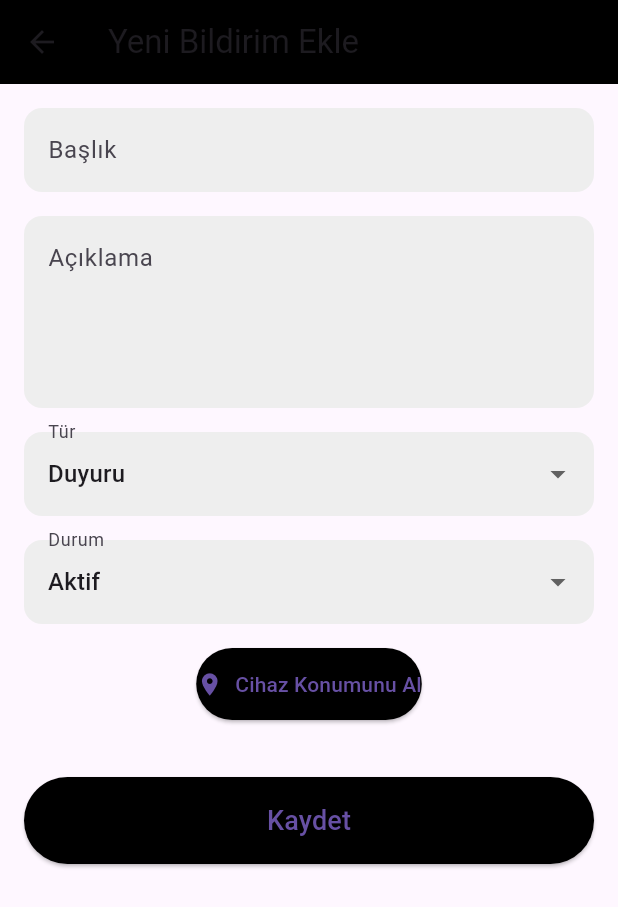
After one commit to SilaGeldi/Mobil_Projesi, a Flutter app: the screen it shows after launch, after a tap on the "add" icon, on a phone screen of 412 x 824 dp. The commit adds this screen. Shown: the top 907 px of the screen. Run offline on Flutter 3.47's test engine with Material 3 defaults, Android fonts, the phone set to English and light mode, and no system bars; our stand-ins replace cloud_firestore, firebase_auth, firebase_core, geolocator; accounts and stored records are empty.

Commit message:
Ana sayfa ve Yeni bildirim ekleme sayfası oluşturuldu

```diff
--- a/lib/main.dart
+++ b/lib/main.dart
@@ -1,5 +1,4 @@
-// lib/main.dart (Temel Yapı)
-
+import 'package:akilli_kampus_proje/view_models/notification_view_model.dart';
 import 'package:flutter/material.dart';
 import 'package:firebase_core/firebase_core.dart';
 import 'package:provider/provider.dart';
@@ -7,16 +6,19 @@ import 'package:provider/provider.dart';
 import 'view_models/auth_view_model.dart';
 import 'views/auth/login_view.dart';
 
+// Senin sayfaların
+import 'views/main/home_page.dart';
+import 'views/main/add_new_notif_page.dart';
+
+// TEST MODU — sadece sen kullanacaksın
+const bool testMode = true;
+const Widget testScreen = HomePage(); // Burayı değiştirebilirsin
 
 void main() async {
   WidgetsFlutterBinding.ensureInitialized();
-  await Firebase.initializeApp(); // Firebase'i başlat
-  runApp(
-    ChangeNotifierProvider( // AuthViewModel'i tüm uygulamaya sağlar
-      create: (context) => AuthViewModel(),
-      child: const MyApp(),
-    ),
-  );
+  await Firebase.initializeApp();
+
+  runApp(MyApp());
 }
 
 class MyApp extends StatelessWidget {
@@ -24,41 +26,52 @@ class MyApp extends StatelessWidget {
 
   @override
   Widget build(BuildContext context) {
-    // Uygulama her açıldığında Auth durumunu kontrol eden bir tüketici (Consumer)
-    return Consumer<AuthViewModel>(
-      builder: (context, authViewModel, child) {
-        // Eğer kullanıcı zaten giriş yapmışsa (veya giriş başarılıysa)
-        if (authViewModel.currentUser != null) {
-          // Kullanıcı modelindeki role bakarak yönlendirme yaparız
-          return MaterialApp(
-            title: 'Akıllı Kampüs',
-            home: authViewModel.currentUser!.role == 'admin'
-                ?  AdminHomeView() // Admin sayfasına yönlendir
-                :  HomeView(), // Normal kullanıcı sayfasına yönlendir
+
+    // 🔥 TEST MODU ETKİNSE:
+    if (testMode) {
+      return MultiProvider(
+        providers: [
+          ChangeNotifierProvider(create: (_) => NotificationViewModel()),
+          ChangeNotifierProvider(create: (_) => AuthViewModel()), // istersen bunu da ekleyebilirsin
+        ],
+        child: MaterialApp(
+          debugShowCheckedModeBanner: false,
+          home: testScreen,
+        ),
       );
     }
 
-        // Eğer giriş yapılmamışsa, Login ekranını göster
+    // 🔥 NORMAL MOD (Login, Role Based Routing)
+    return ChangeNotifierProvider(
+      create: (_) => AuthViewModel(),
+      child: Consumer<AuthViewModel>(
+        builder: (context, authViewModel, _) {
+          if (authViewModel.currentUser != null) {
+            return MaterialApp(
+              debugShowCheckedModeBanner: false,
+              home: authViewModel.currentUser!.role == 'admin'
+                  ? const AdminHomeView()
+                  : const HomeView(),
+            );
+          }
+
           return const MaterialApp(
-          title: 'Akıllı Kampüs',
+            debugShowCheckedModeBanner: false,
             home: LoginView(),
           );
         },
+      ),
     );
   }
 }
 
-
-// ... (mevcut kodlar) ...
-
-// Örnek boş sayfalar (Daha sonra detaylandırılacak)
 class AdminHomeView extends StatelessWidget {
   const AdminHomeView({super.key});
   @override
   Widget build(BuildContext context) {
     return Scaffold(
-      appBar: AppBar(title: const Text('Admin Paneli')),
-      body: const Center(child: Text('Admin Girişi Başarılı')),
+      appBar: AppBar(title: const Text("Admin Paneli")),
+      body: const Center(child: Text("Admin Girişi Başarılı")),
     );
   }
 }
@@ -68,8 +81,8 @@ class HomeView extends StatelessWidget {
   @override
   Widget build(BuildContext context) {
     return Scaffold(
-      appBar: AppBar(title: const Text('Kullanıcı Ana Sayfası')),
-      body: const Center(child: Text('Kullanıcı Girişi Başarılı')),
+      appBar: AppBar(title: const Text("Kullanıcı Ana Sayfası")),
+      body: const Center(child: Text("Kullanıcı Girişi Başarılı")),
     );
   }
 }
--- /dev/null
+++ b/lib/models/notification_model.dart
@@ -0,0 +1,47 @@
+import 'package:cloud_firestore/cloud_firestore.dart';
+
+class NotificationModel {
+  String? notifId;                // Firestore document ID
+  String title;
+  String description;
+  String type;
+  String status;
+  GeoPoint location;
+  Timestamp date;
+
+  NotificationModel({
+    this.notifId,
+    required this.title,
+    required this.description,
+    required this.type,
+    required this.status,
+    required this.location,
+    required this.date,
+  });
+
+  // Firestore -> Model
+  factory NotificationModel.fromMap(
+      Map<String, dynamic> map, String documentId) {
+    return NotificationModel(
+      notifId: documentId,                       // ID buraya atanıyor
+      title: map['title'] ?? '',
+      description: map['description'] ?? '',
+      type: map['type'] ?? '',
+      status: map['status'] ?? '',
+      location: map['location'] ?? const GeoPoint(0.0, 0.0),
+      date: map['date'] ?? Timestamp.now(),
+    );
+  }
+
+  // Model -> Firestore
+  Map<String, dynamic> toMap() {
+    return {
+      "title": title,
+      "description": description,
+      "type": type,
+      "status": status,
+      "location": location,
+      "date": date,
+    };
+  }
+}
--- /dev/null
+++ b/lib/views/main/add_new_notif_page.dart
@@ -0,0 +1,205 @@
+import 'package:flutter/material.dart';
+import 'package:provider/provider.dart';
+import 'package:geolocator/geolocator.dart';
+import '../../models/notification_model.dart';
+import '../../view_models/notification_view_model.dart';
+import 'package:cloud_firestore/cloud_firestore.dart';
+
+class AddNewNotificationPage extends StatefulWidget {
+  const AddNewNotificationPage({super.key});
+
+  @override
+  State<AddNewNotificationPage> createState() =>
+      _AddNewNotificationPageState();
+}
+
+class _AddNewNotificationPageState extends State<AddNewNotificationPage> {
+  // Controllers
+  final TextEditingController titleController = TextEditingController();
+  final TextEditingController descriptionController = TextEditingController();
+
+  String selectedType = "duyuru";
+  String selectedStatus = "aktif";
+
+  GeoPoint? selectedLocation;
+  bool isLoadingLocation = false;
+
+  Future<void> getCurrentLocation() async {
+    setState(() => isLoadingLocation = true);
+
+    LocationPermission permission = await Geolocator.requestPermission();
+
+    if (permission == LocationPermission.denied ||
+        permission == LocationPermission.deniedForever) {
+      ScaffoldMessenger.of(context).showSnackBar(
+        const SnackBar(content: Text("Konum izni gerekli.")),
+      );
+      setState(() => isLoadingLocation = false);
+      return;
+    }
+
+    Position pos = await Geolocator.getCurrentPosition();
+
+    setState(() {
+      selectedLocation = GeoPoint(pos.latitude, pos.longitude);
+      isLoadingLocation = false;
+    });
+  }
+
+  Future<void> saveNotification() async {
+    if (titleController.text.isEmpty ||
+        descriptionController.text.isEmpty ||
+        selectedLocation == null) {
+      ScaffoldMessenger.of(context).showSnackBar(
+        const SnackBar(content: Text("Lütfen tüm alanları doldurun.")),
+      );
+      return;
+    }
+
+    final notif = NotificationModel(
+      notifId: null,
+      title: titleController.text.trim(),
+      description: descriptionController.text.trim(),
+      type: selectedType,
+      status: selectedStatus,
+      location: selectedLocation!,
+      date: Timestamp.now(),
+    );
+
+    await Provider.of<NotificationViewModel>(context, listen: false)
+        .addNotification(notif);
+
+    Navigator.pop(context);
+  }
+
+  @override
+  Widget build(BuildContext context) {
+    return Scaffold(
+      appBar: AppBar(
+        title: const Text("Yeni Bildirim Ekle"),
+        backgroundColor: Colors.black,
+      ),
+      body: SingleChildScrollView(
+        padding: const EdgeInsets.all(16),
+        child: Column(
+          children: [
+            // Başlık
+            TextField(
+              controller: titleController,
+              decoration: InputDecoration(
+                labelText: "Başlık",
+                filled: true,
+                fillColor: Colors.grey.shade200,
+                border: OutlineInputBorder(
+                    borderRadius: BorderRadius.circular(12),
+                    borderSide: BorderSide.none),
+              ),
+            ),
+            const SizedBox(height: 16),
+
+            // Açıklama
+            TextField(
+              controller: descriptionController,
+              minLines: 4,
+              maxLines: 6,
+              decoration: InputDecoration(
+                labelText: "Açıklama",
+                alignLabelWithHint: true,
+                filled: true,
+                fillColor: Colors.grey.shade200,
+                border: OutlineInputBorder(
+                    borderRadius: BorderRadius.circular(12),
+                    borderSide: BorderSide.none),
+              ),
+            ),
+            const SizedBox(height: 16),
+
+            // Tür Dropdown
+            DropdownButtonFormField<String>(
+              value: selectedType,
+              items: const [
+                DropdownMenuItem(value: "duyuru", child: Text("Duyuru")),
+                DropdownMenuItem(value: "acil", child: Text("Acil")),
+                DropdownMenuItem(
+                    value: "guvenlik", child: Text("Güvenlik")),
+                DropdownMenuItem(value: "bilgi", child: Text("Bilgi")),
+              ],
+              onChanged: (v) => setState(() => selectedType = v!),
+              decoration: InputDecoration(
+                labelText: "Tür",
+                filled: true,
+                fillColor: Colors.grey.shade200,
+                border: OutlineInputBorder(
+                    borderRadius: BorderRadius.circular(12),
+                    borderSide: BorderSide.none),
+              ),
+            ),
+            const SizedBox(height: 16),
+
+            // Durum Dropdown
+            DropdownButtonFormField<String>(
+              value: selectedStatus,
+              items: const [
+                DropdownMenuItem(value: "aktif", child: Text("Aktif")),
+                DropdownMenuItem(value: "pasif", child: Text("Pasif")),
+                DropdownMenuItem(value: "cozuldu", child: Text("Çözüldü")),
+              ],
+              onChanged: (v) => setState(() => selectedStatus = v!),
+              decoration: InputDecoration(
+                labelText: "Durum",
+                filled: true,
+                fillColor: Colors.grey.shade200,
+                border: OutlineInputBorder(
+                    borderRadius: BorderRadius.circular(12),
+                    borderSide: BorderSide.none),
+              ),
+            ),
+            const SizedBox(height: 16),
+
+            // Konum Alma Butonu
+            ElevatedButton.icon(
+              onPressed: isLoadingLocation ? null : getCurrentLocation,
+              icon: const Icon(Icons.location_on),
+              label: Text(
+                isLoadingLocation
+                    ? "Konum alınıyor..."
+                    : "Cihaz Konumunu Al",
+              ),
+              style: ElevatedButton.styleFrom(
+                backgroundColor: Colors.black,
+                padding: const EdgeInsets.symmetric(vertical: 14),
+              ),
+            ),
+
+            const SizedBox(height: 8),
+
+            // Konum gösterimi
+            if (selectedLocation != null)
+              Text(
+                "Konum: ${selectedLocation!.latitude}, ${selectedLocation!.longitude}",
+                style: const TextStyle(fontWeight: FontWeight.bold),
+              ),
+
+            const SizedBox(height: 30),
+
+            // Kaydet Butonu
+            SizedBox(
+              width: double.infinity,
+              child: ElevatedButton(
+                onPressed: saveNotification,
+                style: ElevatedButton.styleFrom(
+                  backgroundColor: Colors.black,
+                  padding: const EdgeInsets.symmetric(vertical: 16),
+                ),
+                child: const Text(
+                  "Kaydet",
+                  style: TextStyle(fontSize: 18),
+                ),
+              ),
+            )
+          ],
+        ),
+      ),
+    );
+  }
+}
--- /dev/null
+++ b/lib/views/main/home_page.dart
@@ -0,0 +1,243 @@
+import 'package:flutter/material.dart';
+import 'package:provider/provider.dart';
+import '../../view_models/notification_view_model.dart';
+import '../../models/notification_model.dart';
+import 'add_new_notif_page.dart';
+import 'package:cloud_firestore/cloud_firestore.dart';
+
+class HomePage extends StatelessWidget {
+  const HomePage({super.key});
+
+  @override
+  Widget build(BuildContext context) {
+    final notifVM = Provider.of<NotificationViewModel>(context);
+
+    return Scaffold(
+      backgroundColor: Colors.white,
+      appBar: AppBar(
+        elevation: 0,
+        backgroundColor: Colors.white,
+        automaticallyImplyLeading: false,
+        title: Row(
+          mainAxisAlignment: MainAxisAlignment.spaceBetween,
+          children: [
+            // Sol üst: kullanıcı adı
+            Column(
+              crossAxisAlignment: CrossAxisAlignment.start,
+              children: const [
+                Text(
+                  "Hoşgeldin,",
+                  style: TextStyle(
+                    fontSize: 14,
+                    color: Colors.grey,
+                  ),
+                ),
+                Text(
+                  "Sıla Geldi", // TODO: Firebase Auth'tan çekilecek
+                  style: TextStyle(
+                    fontSize: 18,
+                    fontWeight: FontWeight.bold,
+                  ),
+                ),
+              ],
+            ),
+
+            // Sağ üst: Ayarlar butonu
+            IconButton(
+              onPressed: () {
+                print("Ayarlar butonuna basıldı");
+              },
+              icon: const Icon(Icons.settings, size: 28, color: Colors.black),
+            ),
+          ],
+        ),
+      ),
+
+      // İçerik
+      body: Padding(
+        padding: const EdgeInsets.symmetric(horizontal: 16),
+        child: Column(
+          children: [
+            const SizedBox(height: 10),
+
+            // 🔍 Arama Barı + Filtre Butonu
+            Row(
+              children: [
+                Expanded(
+                  child: TextField(
+                    decoration: InputDecoration(
+                      prefixIcon: const Icon(Icons.search),
+                      hintText: "Bildirimlerde ara...",
+                      filled: true,
+                      fillColor: Colors.grey.shade200,
+                      border: OutlineInputBorder(
+                        borderRadius: BorderRadius.circular(15),
+                        borderSide: BorderSide.none,
+                      ),
+                    ),
+                  ),
+                ),
+                const SizedBox(width: 10),
+                Container(
+                  padding: const EdgeInsets.all(12),
+                  decoration: BoxDecoration(
+                    color: Colors.black,
+                    borderRadius: BorderRadius.circular(12),
+                  ),
+                  child: const Icon(Icons.filter_list, color: Colors.white),
+                ),
+              ],
+            ),
+
+            const SizedBox(height: 16),
+
+            // 📢 Bildirim Listesi
+            Expanded(
+              child: notifVM.notifications.isEmpty
+                  ? const Center(
+                child: Text(
+                  "Hiç bildirim bulunmuyor...",
+                  style: TextStyle(color: Colors.grey),
+                ),
+              )
+                  : ListView.builder(
+                itemCount: notifVM.notifications.length,
+                itemBuilder: (context, index) {
+                  final notif = notifVM.notifications[index];
+                  return _buildNotificationCard(notif);
+                },
+              ),
+            ),
+          ],
+        ),
+      ),
+
+      // Sağ alttaki Yeni Bildirim + Buton
+      floatingActionButton: FloatingActionButton(
+        onPressed: () {
+          Navigator.push(
+              context,
+              MaterialPageRoute(
+                builder: (context) => const AddNewNotificationPage(),
+              ));
+        },
+        backgroundColor: Colors.black,
+        child: const Icon(Icons.add, size: 30),
+      ),
+
+      // 🔽 Alt Bar
+      bottomNavigationBar: BottomNavigationBar(
+        currentIndex: 1, // orta buton = home
+        onTap: (index) {
+          if (index == 0) {
+            print("Harita sayfasına gidiliyor...");
+          } else if (index == 2) {
+            print("Profil sayfasına gidiliyor...");
+          }
+        },
+        items: const [
+          BottomNavigationBarItem(
+            icon: Icon(Icons.map_outlined),
+            label: "Harita",
+          ),
+          BottomNavigationBarItem(
+            icon: Icon(Icons.home),
+            label: "Anasayfa",
+          ),
+          BottomNavigationBarItem(
+            icon: Icon(Icons.person),
+            label: "Profil",
+          ),
+        ],
+      ),
+    );
+  }
+
+  // 🔔 Bildirim Kartı Tasarımı
+  Widget _buildNotificationCard(NotificationModel notif) {
+    return Container(
+      margin: const EdgeInsets.only(bottom: 12),
+      padding: const EdgeInsets.all(14),
+      decoration: BoxDecoration(
+        color: Colors.grey.shade100,
+        borderRadius: BorderRadius.circular(16),
+        border: Border.all(color: Colors.grey.shade300),
+      ),
+      child: Row(
+        crossAxisAlignment: CrossAxisAlignment.start,
+        children: [
+          // sol icon
+          Icon(
+            Icons.notifications,
+            size: 32,
+            color: Colors.black87,
+          ),
+          const SizedBox(width: 12),
+
+          // sağ içerik alanı
+          Expanded(
+            child: Column(
+              crossAxisAlignment: CrossAxisAlignment.start,
+              children: [
+                Text(
+                  notif.title,
+                  style: const TextStyle(
+                    fontWeight: FontWeight.bold,
+                    fontSize: 16,
+                  ),
+                ),
+
+                const SizedBox(height: 4),
+
+                Text(
+                  notif.description,
+                  maxLines: 2,
+                  overflow: TextOverflow.ellipsis,
+                ),
+
+                const SizedBox(height: 6),
+
+                Row(
+                  mainAxisAlignment: MainAxisAlignment.spaceBetween,
+                  children: [
+                    // tip
+                    Container(
+                      padding:
+                      const EdgeInsets.symmetric(horizontal: 10, vertical: 4),
+                      decoration: BoxDecoration(
+                        color: Colors.black,
+                        borderRadius: BorderRadius.circular(8),
+                      ),
+                      child: Text(
+                        notif.type,
+                        style: const TextStyle(
+                          color: Colors.white,
+                          fontSize: 12,
+                        ),
+                      ),
+                    ),
+
+                    // tarih
+                    Text(
+                      _formatDate(notif.date),
+                      style: const TextStyle(
+                        fontSize: 12,
+                        color: Colors.grey,
+                      ),
+                    ),
+                  ],
+                )
+              ],
+            ),
+          )
+        ],
+      ),
+    );
+  }
+
+  // 📅 Tarih Formatlama
+  String _formatDate(Timestamp ts) {
+    final date = ts.toDate();
+    return "${date.day}.${date.month}.${date.year}";
+  }
+}
--- a/pubspec.yaml
+++ b/pubspec.yaml
@@ -43,6 +43,9 @@ dependencies:
   firebase_analytics: ^12.0.4
 
   provider: ^6.1.5+1
+  google_maps_flutter: ^2.5.0
+  geolocator: ^10.0.0
+
 
 dev_dependencies:
   flutter_test:
```
Also changed, not shown: lib/services/notification_service.dart (added, +41 -0 lines), lib/view_models/notification_view_model.dart (added, +37 -0 lines), lib/views/home_view.dart (deleted), pubspec.lock, 1 other file. Lines whose indentation alone changed are shown as unchanged.
